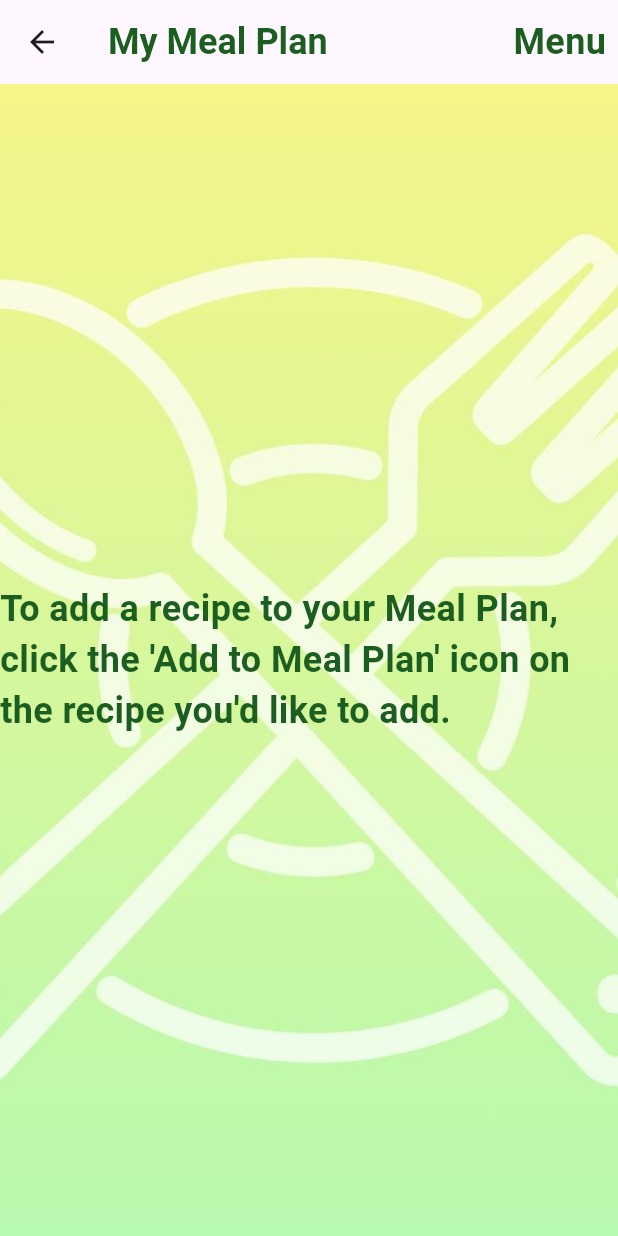
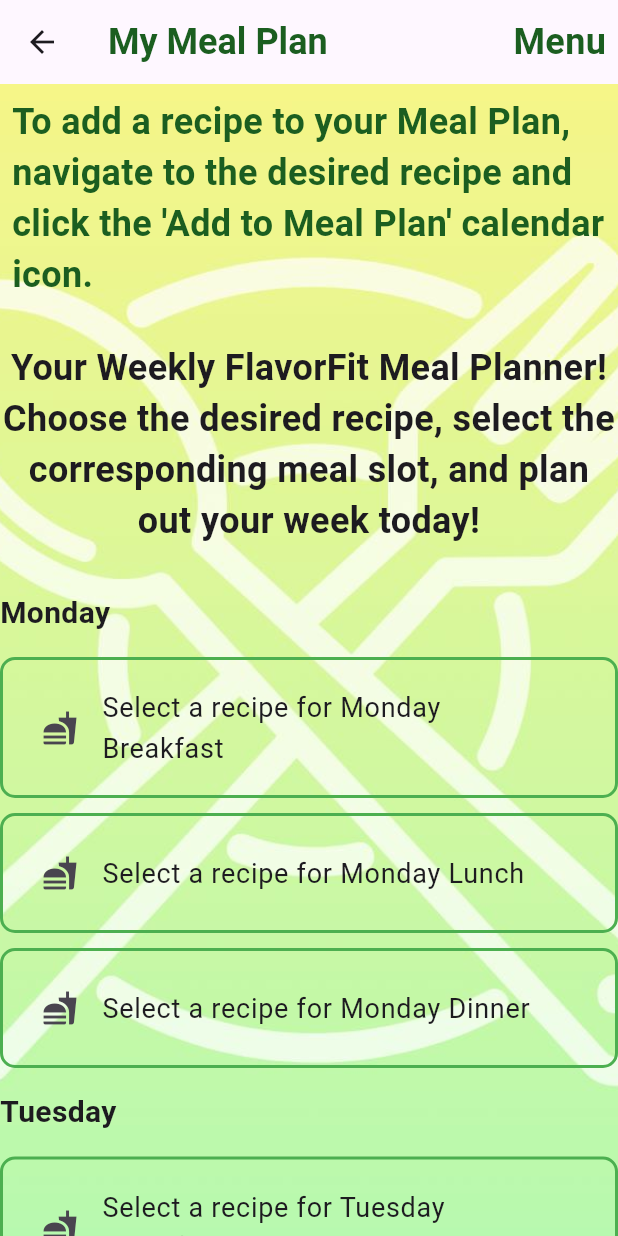
Before and after one commit to emmawalkerMAD2024/PROJ01_Recipeapp, a Flutter app: the MyMealPlanPage screen opened directly, on a phone screen of 412 x 824 dp. Run offline on Flutter 3.47's test engine with Material 3 defaults, Android fonts, the phone set to English and light mode, and no system bars.

Commit message:
Meal Plan Grid Set Up

```diff
--- a/lib/pages/ExploresPage.dart
+++ b/lib/pages/ExploresPage.dart
@@ -103,7 +103,6 @@
     {
       "image": "assets/aspaghetti.png",
       "title": "Spaghetti Bolognese",
-      "ingredients": ["1 tbsp Olive Oil", "1 Onion, Diced", "2 Carrots, Diced", "2 Celery Stalks, Diced", "2 to 3 Cloves Garlic", "5 Leaves Fresh Basil (or 2 tsp Dried Basil)","14 oz Canned Diced Tomatoes", "17 oz Crushed Tomatoes", "1 c Water", "2 tsp Dried Oregano", "1 lb Ground Beef, Extra Lean", "Salt and Pepper to Taste", "1 lb Spaghetti", "Freshly Grated Parmesean Cheese"],
       "instructions": "1. In a large and deep frying pan or a Dutch Oven heat 1 tbsp of olive oil, then add diced onions, carrots, celery, minced garlic and cook on low heat for 10 minutes without colouring the vegetables. \n2. Then add ground beef and brown it until the beef is no longer pink inside while stirring the whole time and making sure to break up the beef. Pour in both types of canned tomatoes and water with a pinch of salt and pepper.\n3. Sprinkle in some dried oregano and torn basil leaves (reserve a few small ones), bring everything to a boil. Then turn the heat down and let it simmer with a lid ajar for for 2.5-3 hours stirring it once in a while.\n4. When your Bolognese is nearly done, boil a large pot of water and cook spaghetti according to package directions. \n5. Drain your spaghetti and add your pasta to the sauce, stir gently and take off the heat. Top with reserved basil leaves. Serve with freshly grated Parmesan cheese.",
       "diet": ["all", "nut-free"]
     },
--- a/lib/pages/GroceryListPage.dart
+++ b/lib/pages/GroceryListPage.dart
@@ -41,7 +41,7 @@
         child: widget.groceryList.isEmpty
             ? Center(
                 child: Text(
-                  "Your grocery list is empty.",
+                  "Your grocery list is empty. To add to your grocery list, navigate to the desired recipe, and click the 'Add to Grocery List' shopping cart icon next to the desired ingredient.",
                   style: darkGreenTextStyle(),
                 ),
               )
--- a/lib/pages/MealPlanPage.dart
+++ b/lib/pages/MealPlanPage.dart
@@ -2,11 +2,41 @@
 import '/main.dart';
 import 'RecipeDetailPage.dart';
 
-class MyMealPlanPage extends StatelessWidget {
+class MyMealPlanPage extends StatefulWidget {
+  @override
+  _MyMealPlanPageState createState() => _MyMealPlanPageState();
+}
+
+class _MyMealPlanPageState extends State<MyMealPlanPage> {
+  Map<String, dynamic>? selectedRecipe;
+
+  final Map<String, Map<String, dynamic>?> mealPlan = {
+    "Monday Breakfast": null,
+    "Monday Lunch": null,
+    "Monday Dinner": null,
+    "Tuesday Breakfast": null,
+    "Tuesday Lunch": null,
+    "Tuesday Dinner": null,
+    "Wednesday Breakfast": null,
+    "Wednesday Lunch": null,
+    "Wednesday Dinner": null,
+    "Thursday Breakfast": null,
+    "Thursday Lunch": null,
+    "Thursday Dinner": null,
+    "Friday Breakfast": null,
+    "Friday Lunch": null,
+    "Friday Dinner": null,
+    "Saturday Breakfast": null,
+    "Saturday Lunch": null,
+    "Saturday Dinner": null,
+    "Sunday Breakfast": null,
+    "Sunday Lunch": null,
+    "Sunday Dinner": null,
+  };
+
   @override
   Widget build(BuildContext context) {
-    final mealPlan = MealPlan();
-    final recipes = mealPlan.recipes;
+    final recipes = MealPlan().recipes;
 
     return Scaffold(
       appBar: AppBar(
@@ -19,60 +49,144 @@
         ],
       ),
       body: backgroundContainer(
-        child: recipes.isEmpty
+        child: Column(
+          children: [
+            recipes.isEmpty
                 ? Center(
+                    child: Padding(
+                      padding: const EdgeInsets.all(8.0),
                       child: Text(
-                  "To add a recipe to your Meal Plan, click the 'Add to Meal Plan' icon on the recipe you'd like to add.",
+                        "To add a recipe to your Meal Plan, navigate to the desired recipe and click the 'Add to Meal Plan' calendar icon.",
                         style: darkGreenTextStyle(),
                       ),
+                    ),
                   )
-            : ListView.builder(
+                : SizedBox(
+                    height: 120,
+                    child: ListView.builder(
+                      scrollDirection: Axis.horizontal,
                       itemCount: recipes.length,
                       itemBuilder: (context, index) {
                         return GestureDetector(
-                    onTap: () {
-                      Navigator.push(
-                        context,
-                        MaterialPageRoute(
-                          builder: (context) => RecipeDetailPage(recipe: recipes[index]),
-                        ),
-                      );
-                    },
-                    child: ListTile(
-                      title: MouseRegion(
-                        onEnter: (_) => _showHoverEffect(context, true, index),
-                        onExit: (_) => _showHoverEffect(context, false, index),
-                        child: Text(
-                          recipes[index]["title"],
-                          style: TextStyle(
-                            fontSize: 18.0,
-                            fontWeight: FontWeight.bold,
-                            color: _hoveredIndex == index ? Colors.blue : Colors.black,
-                          ),
-                        ),
-                      ),
-                      subtitle: Text(recipes[index]["instructions"]),
-                      leading: ClipRRect(
+                          onTap: () => _selectMealSlot(context, recipes[index]),
+                          child: Container(
+                            width: 100,
+                            margin: EdgeInsets.symmetric(horizontal: 5),
+                            child: Column(
+                              children: [
+                                ClipRRect(
                                   borderRadius: BorderRadius.circular(8.0),
                                   child: Image.asset(
                                     recipes[index]["image"],
-                          width: 50,
-                          height: 50,
+                                    width: 80,
+                                    height: 80,
                                     fit: BoxFit.cover,
                                   ),
+                                ),
+                                Text(
+                                  recipes[index]["title"],
+                                  style: TextStyle(fontSize: 12),
+                                  overflow: TextOverflow.ellipsis,
+                                ),
+                              ],
                             ),
                           ),
                         );
                       },
                     ),
                   ),
+            SizedBox(height: 20),
+
+            Text(
+              "Your Weekly FlavorFit Meal Planner!\nChoose the desired recipe, select the corresponding meal slot, and plan out your week today!",
+              style: TextStyle(fontSize: 24, fontWeight: FontWeight.bold),
+              textAlign: TextAlign.center,
+            ),
+            SizedBox(height: 20),
+
+            Expanded(
+              child: ListView(
+                children: [
+                  _buildDayMealSlots("Monday"),
+                  _buildDayMealSlots("Tuesday"),
+                  _buildDayMealSlots("Wednesday"),
+                  _buildDayMealSlots("Thursday"),
+                  _buildDayMealSlots("Friday"),
+                  _buildDayMealSlots("Saturday"),
+                  _buildDayMealSlots("Sunday"),
+                ],
+              ),
+            ),
+          ],
+        ),
+      ),
     );
   }
 
-  int? _hoveredIndex;
+  Widget _buildDayMealSlots(String day) {
+    return Column(
+      crossAxisAlignment: CrossAxisAlignment.start,
+      children: [
+        Padding(
+          padding: EdgeInsets.symmetric(vertical: 10),
+          child: Text(
+            "$day",
+            style: TextStyle(fontSize: 20, fontWeight: FontWeight.bold),
+          ),
+        ),
+        _buildMealSlot("$day Breakfast"),
+        _buildMealSlot("$day Lunch"),
+        _buildMealSlot("$day Dinner"),
+      ],
+    );
+  }
 
-  void _showHoverEffect(BuildContext context, bool isHovered, int index) {
-    _hoveredIndex = isHovered ? index : null;
-    (context as Element).markNeedsBuild();
+  Widget _buildMealSlot(String mealType) {
+    return Container(
+      padding: EdgeInsets.all(10),
+      margin: EdgeInsets.symmetric(vertical: 5),
+      decoration: BoxDecoration(
+        border: Border.all(color: Colors.green, width: 2),
+        borderRadius: BorderRadius.circular(10),
+      ),
+      child: ListTile(
+        title: Text(
+          mealPlan[mealType] == null
+              ? 'Select a recipe for $mealType'
+              : mealPlan[mealType]!["title"],
+          style: TextStyle(fontSize: 18),
+        ),
+        leading: mealPlan[mealType] == null
+            ? Icon(Icons.fastfood)
+            : Image.asset(
+                mealPlan[mealType]!["image"],
+                width: 50,
+                height: 50,
+                fit: BoxFit.cover,
+              ),
+        onTap: () => _selectMealSlotForDay(context, mealType),
+      ),
+    );
+  }
+
+  void _selectMealSlotForDay(BuildContext context, String mealType) {
+    if (selectedRecipe != null) {
+      setState(() {
+        mealPlan[mealType] = selectedRecipe;
+      });
+      selectedRecipe = null;
     }
   }
+
+  void _selectMealSlot(BuildContext context, Map<String, dynamic> recipe) {
+    setState(() {
+      selectedRecipe = recipe;
+    });
+
+    ScaffoldMessenger.of(context).showSnackBar(
+      SnackBar(
+        content: Text("Select a meal slot to add '${recipe["title"]}'"),
+      ),
+    );
+  }
+}
```
Lines whose indentation alone changed are shown as unchanged.
